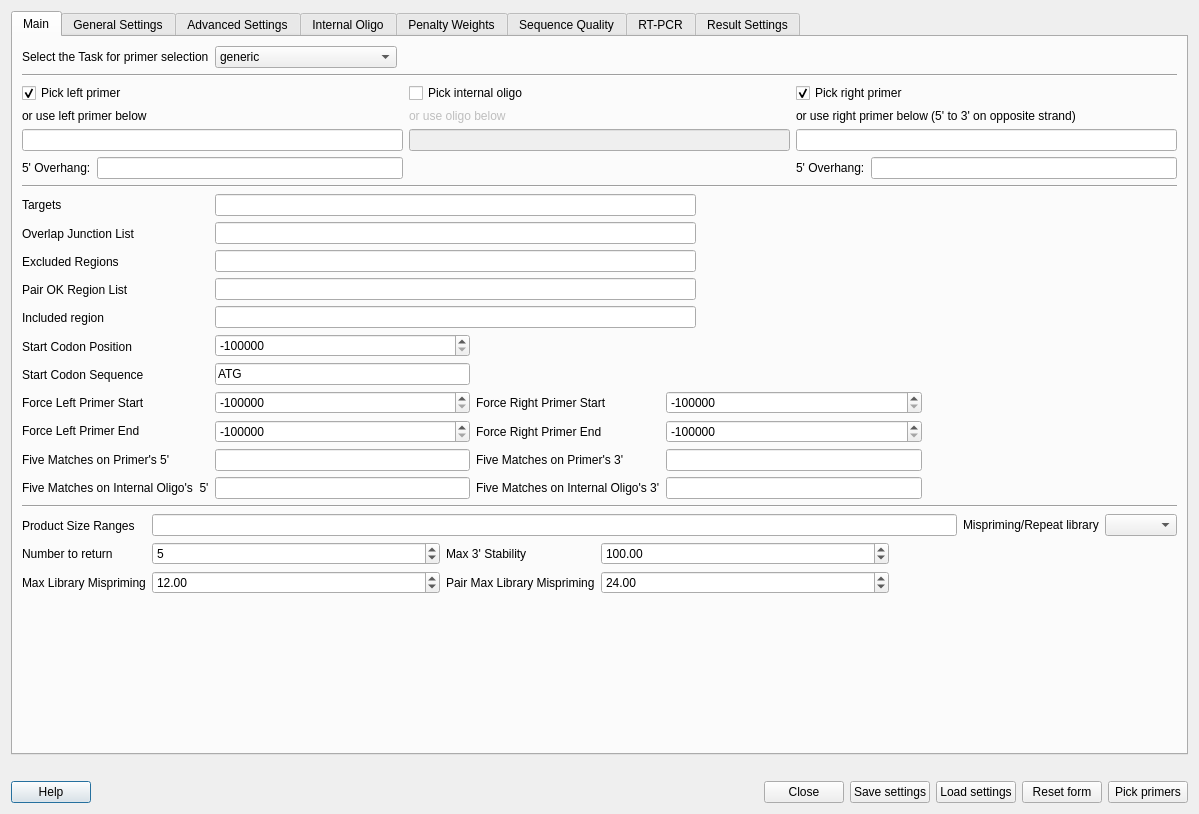
The window that src/plugins_3rdparty/primer3/src/Primer3Dialog.ui (ugeneunipro/ugene) describes before a commit, drawn with Qt 5.
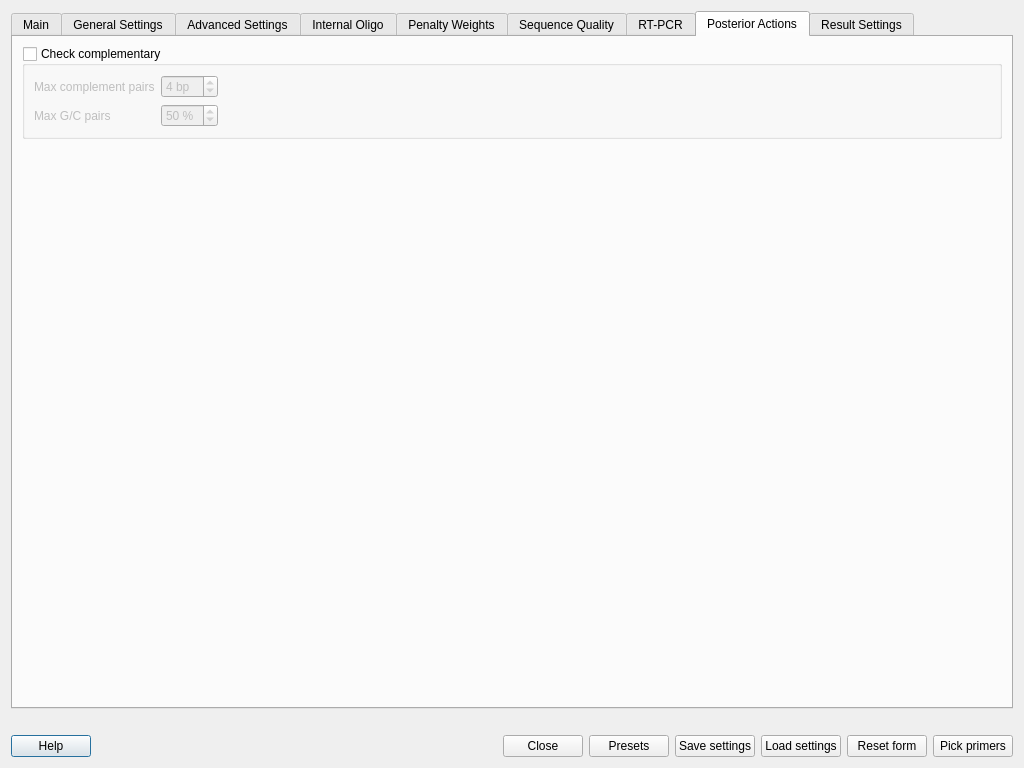
The same window after the commit.

```diff
--- a/src/plugins_3rdparty/primer3/src/Primer3Dialog.ui
+++ b/src/plugins_3rdparty/primer3/src/Primer3Dialog.ui
@@ -6,8 +6,8 @@
    <rect>
     <x>0</x>
     <y>0</y>
-    <width>1199</width>
-    <height>814</height>
+    <width>1024</width>
+    <height>768</height>
    </rect>
   </property>
   <property name="sizePolicy">
@@ -16,6 +16,12 @@
     <verstretch>0</verstretch>
    </sizepolicy>
   </property>
+  <property name="minimumSize">
+   <size>
+    <width>1024</width>
+    <height>0</height>
+   </size>
+  </property>
   <property name="windowTitle">
    <string>Primer Designer</string>
   </property>
@@ -29,7 +35,7 @@
       <string/>
      </property>
      <property name="currentIndex">
-      <number>0</number>
+      <number>7</number>
      </property>
      <widget class="QWidget" name="tab_Main">
       <attribute name="title">
@@ -6355,6 +6361,101 @@
        </item>
       </layout>
      </widget>
+     <widget class="QWidget" name="tab">
+      <attribute name="title">
+       <string>Posterior Actions</string>
+      </attribute>
+      <layout class="QVBoxLayout" name="verticalLayout_21">
+       <item>
+        <widget class="QGroupBox" name="gbCheckComplementary">
+         <property name="title">
+          <string>Check complementary</string>
+         </property>
+         <property name="checkable">
+          <bool>true</bool>
+         </property>
+         <property name="checked">
+          <bool>false</bool>
+         </property>
+         <layout class="QGridLayout" name="gridLayout_17">
+          <item row="0" column="0">
+           <widget class="QLabel" name="label_35">
+            <property name="text">
+             <string>Max complement pairs</string>
+            </property>
+           </widget>
+          </item>
+          <item row="0" column="1">
+           <widget class="QSpinBox" name="sbMaxComplementPairs">
+            <property name="suffix">
+             <string> bp</string>
+            </property>
+            <property name="value">
+             <number>4</number>
+            </property>
+           </widget>
+          </item>
+          <item row="1" column="0">
+           <widget class="QLabel" name="label_34">
+            <property name="text">
+             <string>Max G/C pairs</string>
+            </property>
+           </widget>
+          </item>
+          <item row="1" column="1">
+           <widget class="QSpinBox" name="sbMaxGcPairs">
+            <property name="suffix">
+             <string> %</string>
+            </property>
+            <property name="value">
+             <number>50</number>
+            </property>
+           </widget>
+          </item>
+          <item row="1" column="2">
+           <spacer name="horizontalSpacer_22">
+            <property name="orientation">
+             <enum>Qt::Horizontal</enum>
+            </property>
+            <property name="sizeHint" stdset="0">
+             <size>
+              <width>721</width>
+              <height>20</height>
+             </size>
+            </property>
+           </spacer>
+          </item>
+         </layout>
+        </widget>
+       </item>
+       <item>
+        <widget class="QLabel" name="lbPosteriorActionsWarning">
+         <property name="styleSheet">
+          <string notr="true">color: #FF8B19; font: bold</string>
+         </property>
+         <property name="text">
+          <string/>
+         </property>
+        </widget>
+       </item>
+       <item>
+        <spacer name="verticalSpacer_12">
+         <property name="orientation">
+          <enum>Qt::Vertical</enum>
+         </property>
+         <property name="sizeType">
+          <enum>QSizePolicy::Expanding</enum>
+         </property>
+         <property name="sizeHint" stdset="0">
+          <size>
+           <width>20</width>
+           <height>492</height>
+          </size>
+         </property>
+        </spacer>
+       </item>
+      </layout>
+     </widget>
      <widget class="QWidget" name="tab_Result">
       <attribute name="title">
        <string>Result Settings</string>
@@ -6432,6 +6533,13 @@
        </property>
       </widget>
      </item>
+     <item>
+      <widget class="QPushButton" name="pbPresets">
+       <property name="text">
+        <string>Presets</string>
+       </property>
+      </widget>
+     </item>
      <item>
       <widget class="QPushButton" name="saveSettingsButton">
        <property name="text">
```
Left out of the diff: 82 changed lines with no effect on the pictures.
